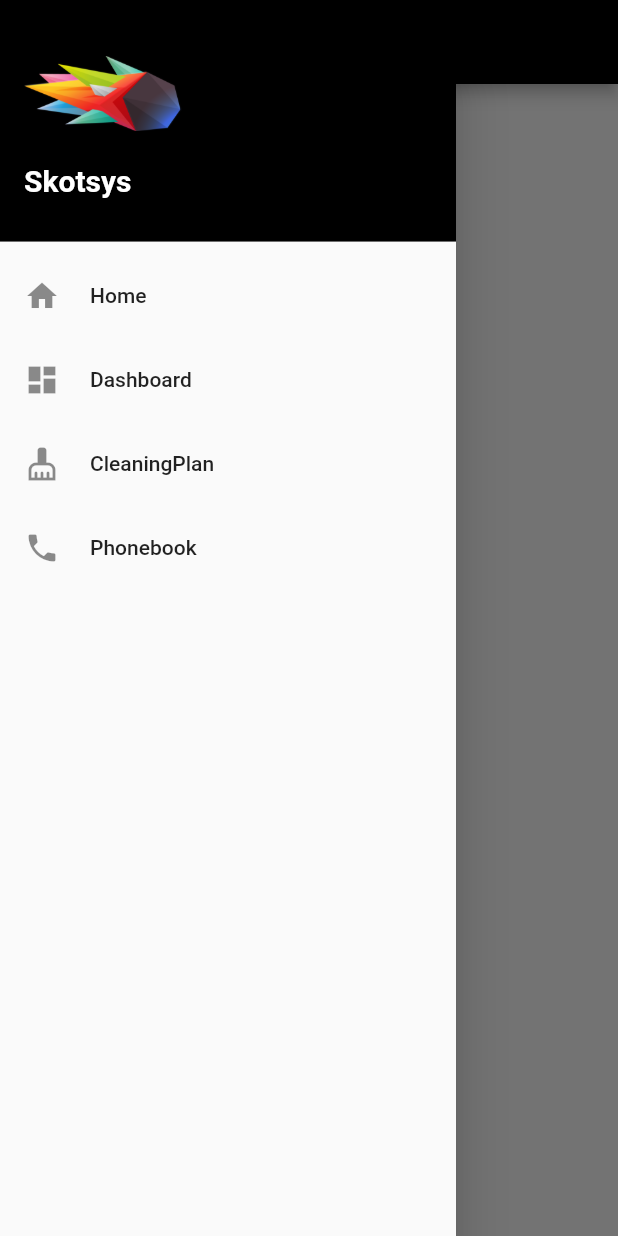
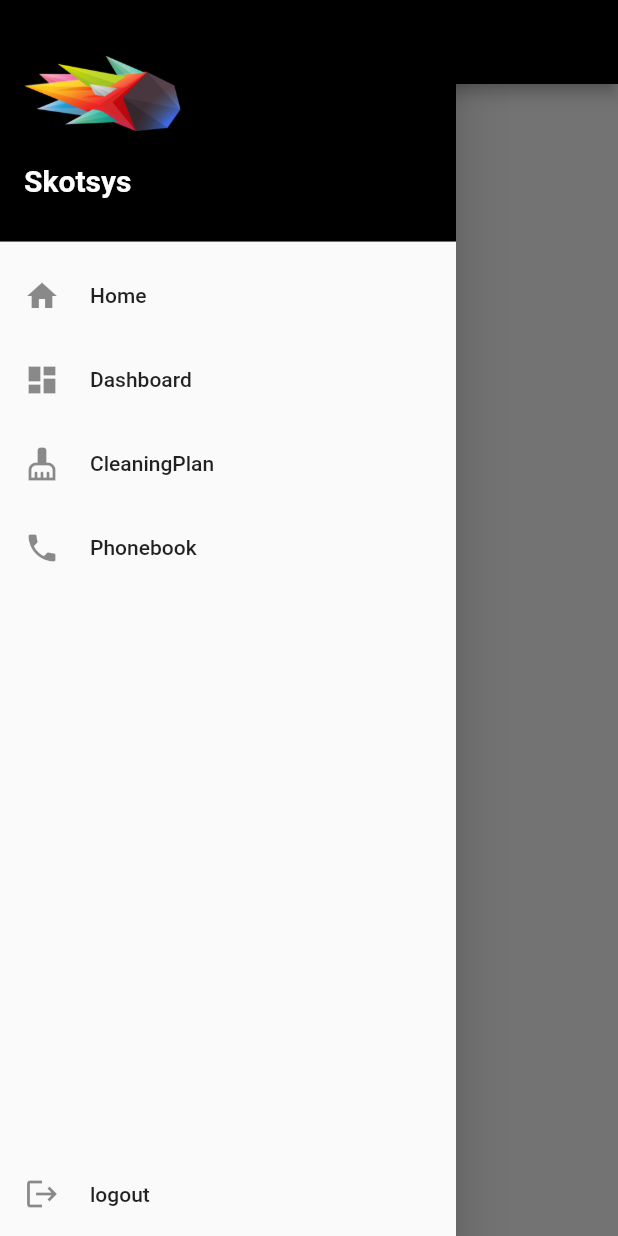
Before and after one commit to lulu12329/skotsys_flutter, a Flutter app: the Home screen opened directly, with the side drawer open, on a phone screen of 412 x 824 dp. Run offline on Flutter 3.47's test engine with Material 2 defaults, Android fonts, the phone set to English and light mode, and no system bars; missing offline and left inert: flutter_timetable_view; network calls fail.

Commit message:
feat: add logout

```diff
--- a/lib/NavigationDrawer.dart
+++ b/lib/NavigationDrawer.dart
@@ -2,7 +2,9 @@ import 'package:flutter/material.dart';
 import 'package:kotsys_flutter/CleaningPlan/CleainingPlan.dart';
 import 'package:kotsys_flutter/Dashboard.dart';
 import 'package:kotsys_flutter/Home.dart';
+import 'package:kotsys_flutter/LocalStore.dart';
 import 'package:kotsys_flutter/PhoneBook.dart';
+import 'package:kotsys_flutter/SplashScreen.dart';
 
 class NavigationDrawer extends StatelessWidget {
   NavigationDrawer({required this.context});
@@ -12,16 +14,17 @@ class NavigationDrawer extends StatelessWidget {
   @override
   Widget build(BuildContext context) {
     return Drawer(
-      child: ListView(
-        padding: EdgeInsets.zero,
+      child: Column(
         children: [
           DrawerHeader(
+            // padding: EdgeInsets.zero,
             decoration: BoxDecoration(color: Colors.black),
             child: Column(
               mainAxisAlignment: MainAxisAlignment.spaceEvenly,
-              crossAxisAlignment: CrossAxisAlignment.start,
+              crossAxisAlignment: CrossAxisAlignment.stretch,
               children: [
                 Image(
+                  alignment: Alignment.centerLeft,
                   image: AssetImage("assets/images/SkotSys_Meteor.png"),
                   height: 50,
                 ),
@@ -55,6 +58,12 @@ class NavigationDrawer extends StatelessWidget {
             icon: Icons.phone,
             onTap: _goToPhonebook,
           ),
+          Expanded(
+            child: SizedBox(
+              height: 10,
+            ),
+          ),
+          _createFooter()
         ],
       ),
     );
@@ -75,6 +84,17 @@ class NavigationDrawer extends StatelessWidget {
         ],
       ),
       onTap: onTap,
+    );
+  }
+
+  Widget _createFooter() {
+    return Align(
+      alignment: Alignment.bottomCenter,
+      child: Column(
+        children: [
+          _createDrawerItem(name: "logout", icon: Icons.logout, onTap: _logout),
+        ],
+      ),
     );
   }
 
@@ -109,4 +129,13 @@ class NavigationDrawer extends StatelessWidget {
       },
     ), (Route<dynamic> route) => false);
   }
+
+  void _logout() {
+    LocalStore.deleteuUser();
+    Navigator.pushAndRemoveUntil(context, MaterialPageRoute(
+      builder: (context) {
+        return SplashScreen();
+      },
+    ), (Route<dynamic> route) => false);
+  }
 }
```
Also changed, not shown: lib/LocalStore.dart (+6 -1 lines).
